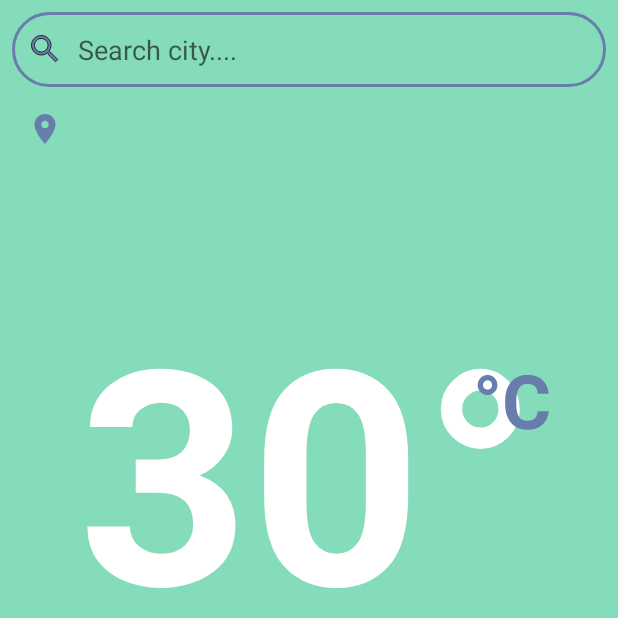
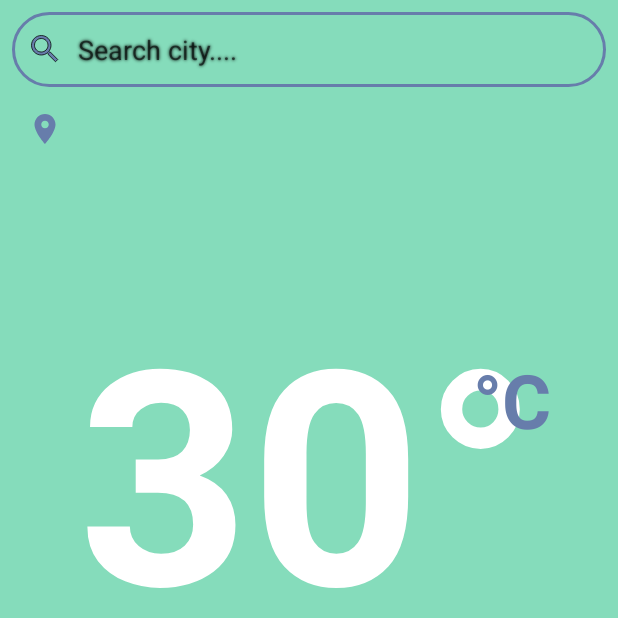
Before and after one commit to KegsZooL/WeatherApp, an Android app: the screen it shows after launch (MainActivity), on a phone screen of 412 x 824 dp, the top half of it. Run offline under Robolectric (Android 15) with nearby library versions, the phone set to English and light mode, and no system bars; Roboto replaces fonts that are not available here.

Commit message:
Add shadow radius for text on search field

```diff
--- a/app/src/main/res/layout/activity_main.xml
+++ b/app/src/main/res/layout/activity_main.xml
@@ -22,6 +22,10 @@
             android:textCursorDrawable="@color/white"
             android:hint="@string/search_city"
             android:textColor="@color/white"
+            android:shadowColor="@color/black"
+            android:shadowDx="0"
+            android:shadowDy="0"
+            android:shadowRadius="2"
             app:layout_constraintEnd_toEndOf="parent"
             app:layout_constraintHorizontal_bias="0.5"
             app:layout_constraintStart_toStartOf="parent"
@@ -46,6 +50,10 @@
             android:paddingLeft="10dp"
             android:textSize="20sp"
             android:textStyle="bold"
+            android:shadowColor="@color/black"
+            android:shadowDx="0"
+            android:shadowDy="0"
+            android:shadowRadius="2"
             app:layout_constraintBottom_toBottomOf="parent"
             app:layout_constraintEnd_toEndOf="parent"
             app:layout_constraintHorizontal_bias="1.0"
```
